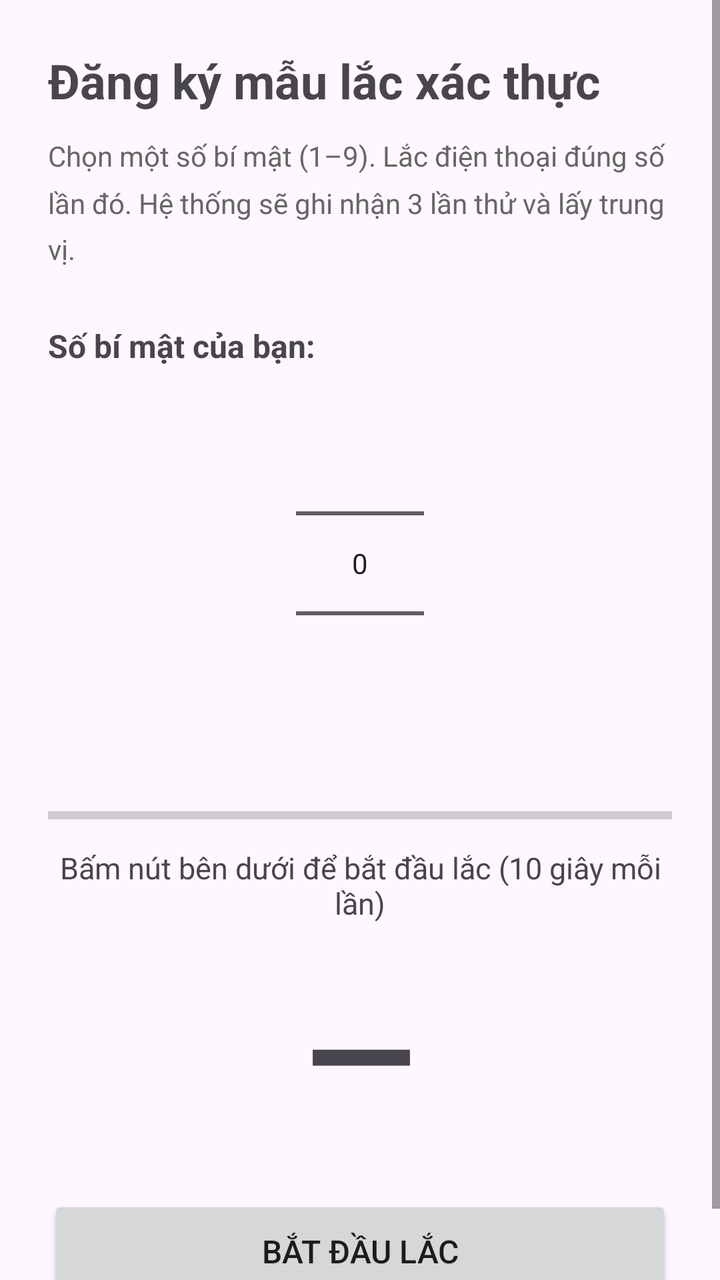
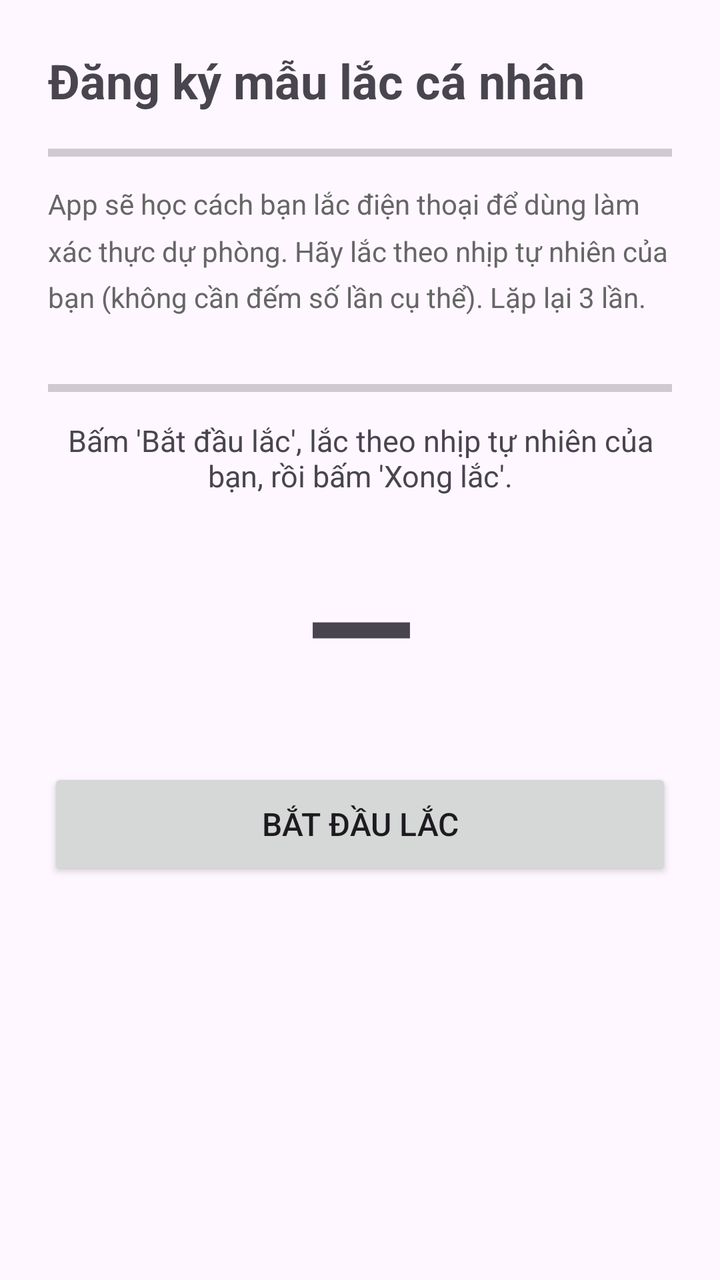

The first picture is an Android layout as it rendered before a commit; the second is the same layout after the commit. The layout source and the unified diff follow.
<!-- AndroidManifest.xml: application theme Theme.BioAuthAuthenticator -->
<!-- res/layout/activity_fallback_enroll.xml -->
<?xml version="1.0" encoding="utf-8"?>
<ScrollView
    xmlns:android="http://schemas.android.com/apk/res/android"
    android:layout_width="match_parent"
    android:layout_height="match_parent"
    android:fitsSystemWindows="true">

    <LinearLayout
        android:layout_width="match_parent"
        android:layout_height="wrap_content"
        android:orientation="vertical"
        android:padding="24dp">

        <TextView
            android:layout_width="match_parent"
            android:layout_height="wrap_content"
            android:text="Đăng ký mẫu lắc xác thực"
            android:textSize="24sp"
            android:textStyle="bold"
            android:layout_marginBottom="12dp" />

        <TextView
            android:layout_width="match_parent"
            android:layout_height="wrap_content"
            android:text="Chọn một số bí mật (1–9). Lắc điện thoại đúng số lần đó. Hệ thống sẽ ghi nhận 3 lần thử và lấy trung vị."
            android:textSize="14sp"
            android:textColor="@color/text_secondary"
            android:lineSpacingMultiplier="1.4"
            android:layout_marginBottom="28dp" />

        <TextView
            android:layout_width="match_parent"
            android:layout_height="wrap_content"
            android:text="Số bí mật của bạn:"
            android:textSize="16sp"
            android:textStyle="bold"
            android:layout_marginBottom="8dp" />

        <NumberPicker
            android:id="@+id/feNumberPicker"
            android:layout_width="wrap_content"
            android:layout_height="wrap_content"
            android:layout_gravity="center_horizontal"
            android:layout_marginBottom="28dp" />

        <ProgressBar
            android:id="@+id/feProgress"
            style="?android:attr/progressBarStyleHorizontal"
            android:layout_width="match_parent"
            android:layout_height="16dp"
            android:layout_marginBottom="8dp"
            android:max="3"
            android:progress="0" />

        <TextView
            android:id="@+id/feTrialStatus"
            android:layout_width="match_parent"
            android:layout_height="wrap_content"
            android:textSize="15sp"
            android:gravity="center"
            android:layout_marginBottom="16dp"
            android:text="Bấm nút bên dưới để bắt đầu lắc (10 giây mỗi lần)" />

        <TextView
            android:id="@+id/feCounter"
            android:layout_width="match_parent"
            android:layout_height="wrap_content"
            android:text="—"
            android:textSize="72sp"
            android:textStyle="bold"
            android:gravity="center"
            android:layout_marginBottom="24dp" />

        <Button
            android:id="@+id/feBtnShake"
            android:layout_width="match_parent"
            android:layout_height="56dp"
            android:text="Bắt đầu lắc"
            android:textSize="16sp" />

    </LinearLayout>
</ScrollView>
<!-- resources referenced by this layout -->
<resources>
  <color name="text_secondary">#FF666666</color>
  <style name="Theme.BioAuthAuthenticator" parent="Theme.Material3.DayNight.NoActionBar">
          <item name="colorPrimary">@color/purple_500</item>
          <item name="colorPrimaryVariant">@color/purple_700</item>
          <item name="colorOnPrimary">@color/white</item>
          <item name="colorSecondary">@color/teal_200</item>
          <item name="colorSecondaryVariant">@color/teal_700</item>
          <item name="colorOnSecondary">@color/black</item>
          <item name="android:statusBarColor" tools:targetApi="l">?attr/colorPrimaryVariant</item>
          <item name="android:windowLightStatusBar" tools:targetApi="m">false</item>
      </style>
  <color name="purple_500">#FF6200EE</color>
  <color name="purple_700">#FF3700B3</color>
  <color name="white">#FFFFFFFF</color>
  <color name="teal_200">#FF03DAC5</color>
  <color name="teal_700">#FF018786</color>
  <color name="black">#FF000000</color>
</resources>

<!-- the commit's change to res/layout/activity_fallback_enroll.xml (unified diff, before → after) -->
@@ -14,33 +14,26 @@
         <TextView
             android:layout_width="match_parent"
             android:layout_height="wrap_content"
-            android:text="Đăng ký mẫu lắc xác thực"
+            android:text="Đăng ký mẫu lắc cá nhân"
             android:textSize="24sp"
             android:textStyle="bold"
             android:layout_marginBottom="12dp" />
 
-        <TextView
+        <ProgressBar
+            style="?android:attr/progressBarStyleHorizontal"
             android:layout_width="match_parent"
-            android:layout_height="wrap_content"
-            android:text="Chọn một số bí mật (1–9). Lắc điện thoại đúng số lần đó. Hệ thống sẽ ghi nhận 3 lần thử và lấy trung vị."
-            android:textSize="14sp"
-            android:textColor="@color/text_secondary"
-            android:lineSpacingMultiplier="1.4"
-            android:layout_marginBottom="28dp" />
+            android:layout_height="16dp"
+            android:layout_marginBottom="8dp"
+            android:max="3"
+            android:progress="0" />
 
         <TextView
             android:layout_width="match_parent"
             android:layout_height="wrap_content"
-            android:text="Số bí mật của bạn:"
-            android:textSize="16sp"
-            android:textStyle="bold"
-            android:layout_marginBottom="8dp" />
-
-        <NumberPicker
-            android:id="@+id/feNumberPicker"
-            android:layout_width="wrap_content"
-            android:layout_height="wrap_content"
-            android:layout_gravity="center_horizontal"
+            android:text="App sẽ học cách bạn lắc điện thoại để dùng làm xác thực dự phòng. Hãy lắc theo nhịp tự nhiên của bạn (không cần đếm số lần cụ thể). Lặp lại 3 lần."
+            android:textSize="14sp"
+            android:textColor="@color/text_secondary"
+            android:lineSpacingMultiplier="1.4"
             android:layout_marginBottom="28dp" />
 
         <ProgressBar
@@ -59,7 +52,7 @@
             android:textSize="15sp"
             android:gravity="center"
             android:layout_marginBottom="16dp"
-            android:text="Bấm nút bên dưới để bắt đầu lắc (10 giây mỗi lần)" />
+            android:text="Bấm 'Bắt đầu lắc', lắc theo nhịp tự nhiên của bạn, rồi bấm 'Xong lắc'." />
 
         <TextView
             android:id="@+id/feCounter"
